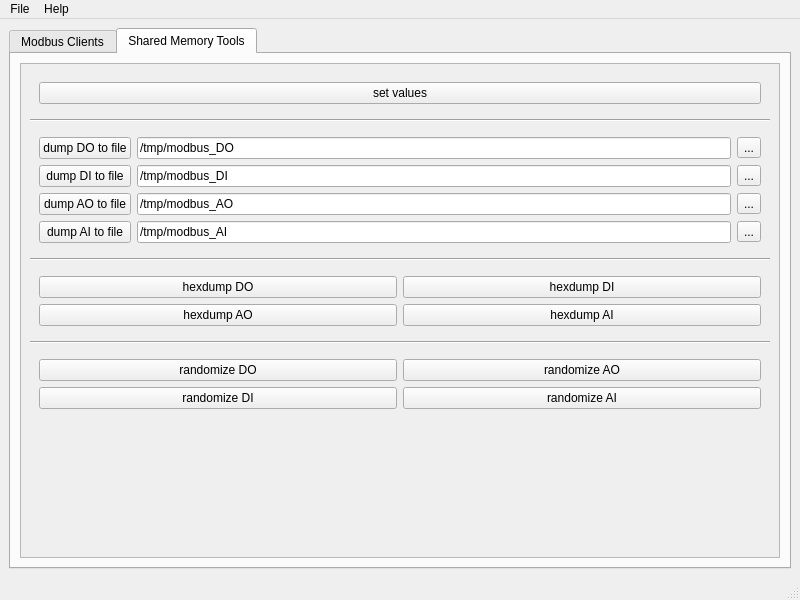
First picture: the form in ui/mainwindow.ui, repository SHMModbus/shm_modbus_gui, before the edit.
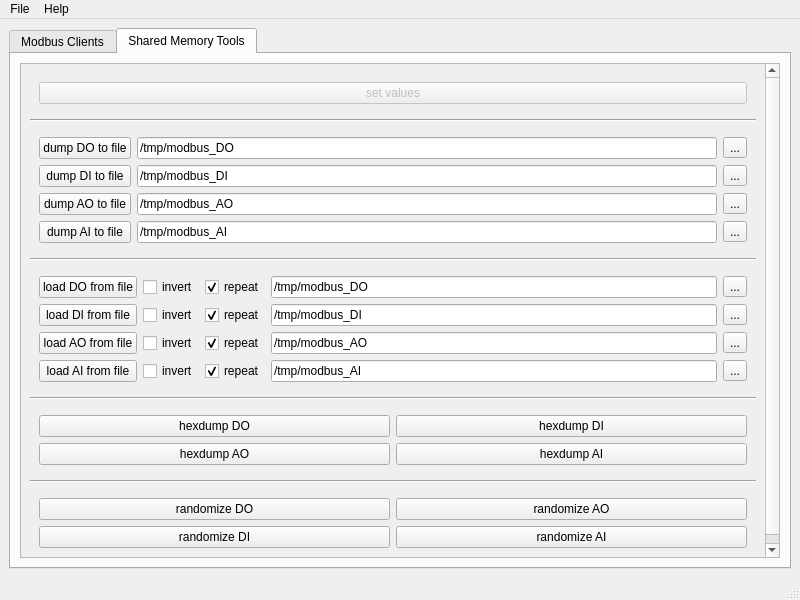
Second picture: the form after the edit. The open tabs and pages were chosen to show the change. Icons and pictures are not drawn.

Commit message: add mshm tools: dump, load, hexdump, randomize

```diff
--- a/ui/mainwindow.ui
+++ b/ui/mainwindow.ui
@@ -1024,7 +1024,7 @@
                <property name="geometry">
                 <rect>
                  <x>0</x>
-                 <y>-586</y>
+                 <y>0</y>
                  <width>727</width>
                  <height>1025</height>
                 </rect>
@@ -1792,7 +1792,7 @@
         <string>Shared Memory Tools</string>
        </attribute>
        <layout class="QGridLayout" name="gridLayout_25">
-        <item row="1" column="0">
+        <item row="0" column="0">
          <widget class="QScrollArea" name="scrollArea">
           <property name="enabled">
            <bool>true</bool>
@@ -1805,8 +1805,8 @@
             <rect>
              <x>0</x>
              <y>0</y>
-             <width>766</width>
-             <height>484</height>
+             <width>745</width>
+             <height>628</height>
             </rect>
            </property>
            <layout class="QGridLayout" name="gridLayout_26">
@@ -1820,26 +1820,41 @@
               </property>
              </widget>
             </item>
-            <item row="0" column="0">
-             <widget class="QWidget" name="widget_19" native="true">
-              <property name="enabled">
-               <bool>true</bool>
-              </property>
-              <layout class="QGridLayout" name="gridLayout_27">
+            <item row="8" column="0">
+             <widget class="QWidget" name="random_ai" native="true">
+              <layout class="QGridLayout" name="gridLayout_30">
+               <item row="0" column="1">
+                <widget class="QPushButton" name="tool_random_ao">
+                 <property name="text">
+                  <string>randomize AO</string>
+                 </property>
+                </widget>
+               </item>
                <item row="0" column="0">
-                <widget class="QPushButton" name="tool_set_values">
-                 <property name="enabled">
-                  <bool>true</bool>
+                <widget class="QPushButton" name="tool_random_do">
+                 <property name="text">
+                  <string>randomize DO</string>
                  </property>
+                </widget>
+               </item>
+               <item row="1" column="0">
+                <widget class="QPushButton" name="tool_random_di">
                  <property name="text">
-                  <string>set values</string>
+                  <string>randomize DI</string>
+                 </property>
+                </widget>
+               </item>
+               <item row="1" column="1">
+                <widget class="QPushButton" name="tool_random_ai">
+                 <property name="text">
+                  <string>randomize AI</string>
                  </property>
                 </widget>
                </item>
               </layout>
              </widget>
             </item>
-            <item row="7" column="0">
+            <item row="9" column="0">
              <spacer name="verticalSpacer_3">
               <property name="enabled">
                <bool>true</bool>
@@ -1855,24 +1870,14 @@
               </property>
              </spacer>
             </item>
-            <item row="3" column="0">
-             <widget class="Line" name="line_10">
-              <property name="enabled">
-               <bool>true</bool>
-              </property>
-              <property name="orientation">
-               <enum>Qt::Horizontal</enum>
-              </property>
-             </widget>
-            </item>
-            <item row="5" column="0">
+            <item row="7" column="0">
              <widget class="Line" name="line_11">
               <property name="orientation">
                <enum>Qt::Horizontal</enum>
               </property>
              </widget>
             </item>
-            <item row="4" column="0">
+            <item row="6" column="0">
              <widget class="QWidget" name="widget_21" native="true">
               <property name="enabled">
                <bool>true</bool>
@@ -1927,17 +1932,7 @@
                <bool>true</bool>
               </property>
               <layout class="QGridLayout" name="gridLayout_28">
-               <item row="2" column="0">
-                <widget class="QPushButton" name="tool_dump_ao">
-                 <property name="enabled">
-                  <bool>true</bool>
-                 </property>
-                 <property name="text">
-                  <string>dump AO to file</string>
-                 </property>
-                </widget>
-               </item>
-               <item row="3" column="0">
+               <item row="3" column="1">
                 <widget class="QPushButton" name="tool_dump_ai">
                  <property name="enabled">
                   <bool>true</bool>
@@ -1947,7 +1942,76 @@
                  </property>
                 </widget>
                </item>
-               <item row="0" column="0">
+               <item row="1" column="3">
+                <widget class="QToolButton" name="tool_dump_di_file_dialog">
+                 <property name="statusTip">
+                  <string>Select file to dump DI registers. The file is not written. Use dump (left) to execute dump.</string>
+                 </property>
+                 <property name="text">
+                  <string>...</string>
+                 </property>
+                 <property name="icon">
+                  <iconset theme="document-save">
+                   <normaloff>.</normaloff>.</iconset>
+                 </property>
+                </widget>
+               </item>
+               <item row="0" column="3">
+                <widget class="QToolButton" name="tool_dump_do_file_dialog">
+                 <property name="statusTip">
+                  <string>Select file to dump DO registers. The file is not written. Use dump (left) to execute dump.</string>
+                 </property>
+                 <property name="text">
+                  <string>...</string>
+                 </property>
+                 <property name="icon">
+                  <iconset theme="document-save">
+                   <normaloff>.</normaloff>.</iconset>
+                 </property>
+                </widget>
+               </item>
+               <item row="2" column="1">
+                <widget class="QPushButton" name="tool_dump_ao">
+                 <property name="enabled">
+                  <bool>true</bool>
+                 </property>
+                 <property name="text">
+                  <string>dump AO to file</string>
+                 </property>
+                </widget>
+               </item>
+               <item row="0" column="2">
+                <widget class="QLineEdit" name="tool_dump_do_file">
+                 <property name="text">
+                  <string>/tmp/modbus_DO</string>
+                 </property>
+                </widget>
+               </item>
+               <item row="1" column="2">
+                <widget class="QLineEdit" name="tool_dump_di_file">
+                 <property name="text">
+                  <string>/tmp/modbus_DI</string>
+                 </property>
+                </widget>
+               </item>
+               <item row="2" column="3">
+                <widget class="QToolButton" name="tool_dump_ao_file_dialog">
+                 <property name="toolTip">
+                  <string/>
+                 </property>
+                 <property name="statusTip">
+                  <string>Select file to dump AO registers. The file is not written. Use dump (left) to execute dump.</string>
+                 </property>
+                 <property name="text">
+                  <string>...</string>
+                 </property>
+                 <property name="icon">
+                  <iconset theme="document-save">
+                   <normaloff>.</normaloff>.</iconset>
+                 </property>
+                </widget>
+               </item>
+               <item row="0" column="1">
                 <widget class="QPushButton" name="tool_dump_do">
                  <property name="enabled">
                   <bool>true</bool>
@@ -1957,21 +2021,14 @@
                  </property>
                 </widget>
                </item>
-               <item row="2" column="1">
+               <item row="2" column="2">
                 <widget class="QLineEdit" name="tool_dump_ao_file">
                  <property name="text">
                   <string>/tmp/modbus_AO</string>
                  </property>
                 </widget>
                </item>
-               <item row="0" column="1">
-                <widget class="QLineEdit" name="tool_dump_do_file">
-                 <property name="text">
-                  <string>/tmp/modbus_DO</string>
-                 </property>
-                </widget>
-               </item>
-               <item row="1" column="0">
+               <item row="1" column="1">
                 <widget class="QPushButton" name="tool_dump_di">
                  <property name="enabled">
                   <bool>true</bool>
@@ -1981,95 +2038,281 @@
                  </property>
                 </widget>
                </item>
-               <item row="3" column="1">
-                <widget class="QLineEdit" name="tool_dump_ai_file">
-                 <property name="text">
-                  <string>/tmp/modbus_AI</string>
-                 </property>
-                </widget>
-               </item>
-               <item row="1" column="1">
-                <widget class="QLineEdit" name="tool_dump_di_file">
-                 <property name="text">
-                  <string>/tmp/modbus_DI</string>
-                 </property>
-                </widget>
-               </item>
-               <item row="3" column="2">
+               <item row="3" column="3">
                 <widget class="QToolButton" name="tool_dump_ai_file_dialog">
+                 <property name="toolTip">
+                  <string/>
+                 </property>
+                 <property name="statusTip">
+                  <string>Select file to dump AI registers. The file is not written. Use dump (left) to execute dump.</string>
+                 </property>
                  <property name="text">
                   <string>...</string>
                  </property>
                  <property name="icon">
-                  <iconset theme="document-open">
+                  <iconset theme="document-save">
                    <normaloff>.</normaloff>.</iconset>
                  </property>
                 </widget>
                </item>
-               <item row="2" column="2">
-                <widget class="QToolButton" name="tool_dump_ao_file_dialog">
+               <item row="3" column="2">
+                <widget class="QLineEdit" name="tool_dump_ai_file">
                  <property name="text">
-                  <string>...</string>
+                  <string>/tmp/modbus_AI</string>
                  </property>
-                 <property name="icon">
-                  <iconset theme="document-open">
-                   <normaloff>.</normaloff>.</iconset>
+                </widget>
+               </item>
+              </layout>
+             </widget>
+            </item>
+            <item row="0" column="0">
+             <widget class="QWidget" name="widget_19" native="true">
+              <property name="enabled">
+               <bool>true</bool>
+              </property>
+              <layout class="QGridLayout" name="gridLayout_27">
+               <item row="0" column="0">
+                <widget class="QPushButton" name="tool_set_values">
+                 <property name="enabled">
+                  <bool>false</bool>
                  </property>
+                 <property name="text">
+                  <string>set values</string>
+                 </property>
                 </widget>
                </item>
-               <item row="1" column="2">
-                <widget class="QToolButton" name="tool_dump_di_file_dialog">
+              </layout>
+             </widget>
+            </item>
+            <item row="3" column="0">
+             <widget class="Line" name="line_12">
+              <property name="orientation">
+               <enum>Qt::Horizontal</enum>
+              </property>
+             </widget>
+            </item>
+            <item row="5" column="0">
+             <widget class="Line" name="line_10">
+              <property name="enabled">
+               <bool>true</bool>
+              </property>
+              <property name="orientation">
+               <enum>Qt::Horizontal</enum>
+              </property>
+             </widget>
+            </item>
+            <item row="4" column="0">
+             <widget class="QWidget" name="widget_22" native="true">
+              <layout class="QGridLayout" name="gridLayout_31">
+               <item row="2" column="4">
+                <widget class="QToolButton" name="tool_load_ao_file_dialog">
+                 <property name="toolTip">
+                  <string/>
+                 </property>
+                 <property name="statusTip">
+                  <string>Select file to load AO registers. The file is not loaded. Use load button (left) to load registers from dump.</string>
+                 </property>
                  <property name="text">
                   <string>...</string>
                  </property>
                  <property name="icon">
-                  <iconset theme="document-open">
-                   <normaloff>.</normaloff>.</iconset>
+                  <iconset theme="document-open"/>
+                 </property>
+                </widget>
+               </item>
+               <item row="3" column="0">
+                <widget class="QPushButton" name="tool_load_ai">
+                 <property name="text">
+                  <string>load AI from file</string>
                  </property>
                 </widget>
                </item>
                <item row="0" column="2">
-                <widget class="QToolButton" name="tool_dump_do_file_dialog">
+                <widget class="QCheckBox" name="tool_load_do_repeat">
+                 <property name="toolTip">
+                  <string>repeat loading the data untill the complete shared memory is filled</string>
+                 </property>
+                 <property name="statusTip">
+                  <string>repeat loading the data untill the complete shared memory is filled</string>
+                 </property>
                  <property name="text">
-                  <string>...</string>
+                  <string>repeat</string>
                  </property>
-                 <property name="icon">
-                  <iconset theme="document-open">
-                   <normaloff>.</normaloff>.</iconset>
+                 <property name="checked">
+                  <bool>true</bool>
                  </property>
                 </widget>
                </item>
-              </layout>
-             </widget>
-            </item>
-            <item row="6" column="0">
-             <widget class="QWidget" name="random_ai" native="true">
-              <layout class="QGridLayout" name="gridLayout_30">
-               <item row="0" column="1">
-                <widget class="QPushButton" name="tool_random_ao">
+               <item row="1" column="3">
+                <widget class="QLineEdit" name="tool_load_di_file">
                  <property name="text">
-                  <string>randomize AO</string>
+                  <string>/tmp/modbus_DI</string>
                  </property>
                 </widget>
                </item>
                <item row="0" column="0">
-                <widget class="QPushButton" name="tool_random_do">
+                <widget class="QPushButton" name="tool_load_do">
                  <property name="text">
-                  <string>randomize DO</string>
+                  <string>load DO from file</string>
+                 </property>
+                </widget>
+               </item>
+               <item row="3" column="3">
+                <widget class="QLineEdit" name="tool_load_ai_file">
+                 <property name="text">
+                  <string>/tmp/modbus_AI</string>
+                 </property>
+                </widget>
+               </item>
+               <item row="2" column="3">
+                <widget class="QLineEdit" name="tool_load_ao_file">
+                 <property name="text">
+                  <string>/tmp/modbus_AO</string>
+                 </property>
+                </widget>
+               </item>
+               <item row="2" column="1">
+                <widget class="QCheckBox" name="tool_load_ao_invert">
+                 <property name="text">
+                  <string>invert</string>
                  </property>
                 </widget>
                </item>
                <item row="1" column="0">
-                <widget class="QPushButton" name="tool_random_di">
+                <widget class="QPushButton" name="tool_load_di">
                  <property name="text">
-                  <string>randomize DI</string>
+                  <string>load DI from file</string>
+                 </property>
+                </widget>
+               </item>
+               <item row="0" column="3">
+                <widget class="QLineEdit" name="tool_load_do_file">
+                 <property name="text">
+                  <string>/tmp/modbus_DO</string>
+                 </property>
+                </widget>
+               </item>
+               <item row="1" column="2">
+                <widget class="QCheckBox" name="tool_load_di_repeat">
+                 <property name="toolTip">
+                  <string>repeat loading the data untill the complete shared memory is filled</string>
+                 </property>
+                 <property name="statusTip">
+                  <string>repeat loading the data untill the complete shared memory is filled</string>
+                 </property>
+                 <property name="text">
+                  <string>repeat</string>
+                 </property>
+                 <property name="checked">
+                  <bool>true</bool>
+                 </property>
+                </widget>
+               </item>
+               <item row="0" column="1">
+                <widget class="QCheckBox" name="tool_load_do_invert">
+                 <property name="text">
+                  <string>invert</string>
+                 </property>
+                </widget>
+               </item>
+               <item row="0" column="4">
+                <widget class="QToolButton" name="tool_load_do_file_dialog">
+                 <property name="toolTip">
+                  <string/>
+                 </property>
+                 <property name="statusTip">
+                  <string>Select file to load DO registers. The file is not loaded. Use load button (left) to load registers from dump.</string>
+                 </property>
+                 <property name="text">
+                  <string>...</string>
+                 </property>
+                 <property name="icon">
+                  <iconset theme="document-open"/>
+                 </property>
+                </widget>
+               </item>
+               <item row="3" column="1">
+                <widget class="QCheckBox" name="tool_load_ai_invert">
+                 <property name="text">
+                  <string>invert</string>
+                 </property>
+                </widget>
+               </item>
+               <item row="2" column="0">
+                <widget class="QPushButton" name="tool_load_ao">
+                 <property name="text">
+                  <string>load AO from file</string>
+                 </property>
+                </widget>
+               </item>
+               <item row="3" column="2">
+                <widget class="QCheckBox" name="tool_load_ai_repeat">
+                 <property name="toolTip">
+                  <string>repeat loading the data untill the complete shared memory is filled</string>
+                 </property>
+                 <property name="statusTip">
+                  <string>repeat loading the data untill the complete shared memory is filled</string>
+                 </property>
+                 <property name="text">
+                  <string>repeat</string>
+                 </property>
+                 <property name="checked">
+                  <bool>true</bool>
+                 </property>
+                </widget>
+               </item>
+               <item row="2" column="2">
+                <widget class="QCheckBox" name="tool_load_ao_repeat">
+                 <property name="toolTip">
+                  <string>repeat loading the data untill the complete shared memory is filled</string>
+                 </property>
+                 <property name="statusTip">
+                  <string>repeat loading the data untill the complete shared memory is filled</string>
+                 </property>
+                 <property name="text">
+                  <string>repeat</string>
+                 </property>
+                 <property name="checked">
+                  <bool>true</bool>
+                 </property>
+                </widget>
+               </item>
+               <item row="1" column="4">
+                <widget class="QToolButton" name="tool_load_di_file_dialog">
+                 <property name="toolTip">
+                  <string/>
+                 </property>
+                 <property name="statusTip">
+                  <string>Select file to load DI registers. The file is not loaded. Use load button (left) to load registers from dump.</string>
+                 </property>
+                 <property name="text">
+                  <string>...</string>
+                 </property>
+                 <property name="icon">
+                  <iconset theme="document-open"/>
                  </property>
                 </widget>
                </item>
                <item row="1" column="1">
-                <widget class="QPushButton" name="tool_random_ai">
+                <widget class="QCheckBox" name="tool_load_di_invert">
                  <property name="text">
-                  <string>randomize AI</string>
+                  <string>invert</string>
+                 </property>
+                </widget>
+               </item>
+               <item row="3" column="4">
+                <widget class="QToolButton" name="tool_load_ai_file_dialog">
+                 <property name="toolTip">
+                  <string/>
+                 </property>
+                 <property name="statusTip">
+                  <string>Select file to load AI registers. The file is not loaded. Use load button (left) to load registers from dump.</string>
+                 </property>
+                 <property name="text">
+                  <string>...</string>
+                 </property>
+                 <property name="icon">
+                  <iconset theme="document-open"/>
                  </property>
                 </widget>
                </item>
```
The commit also changes 6 other files.
